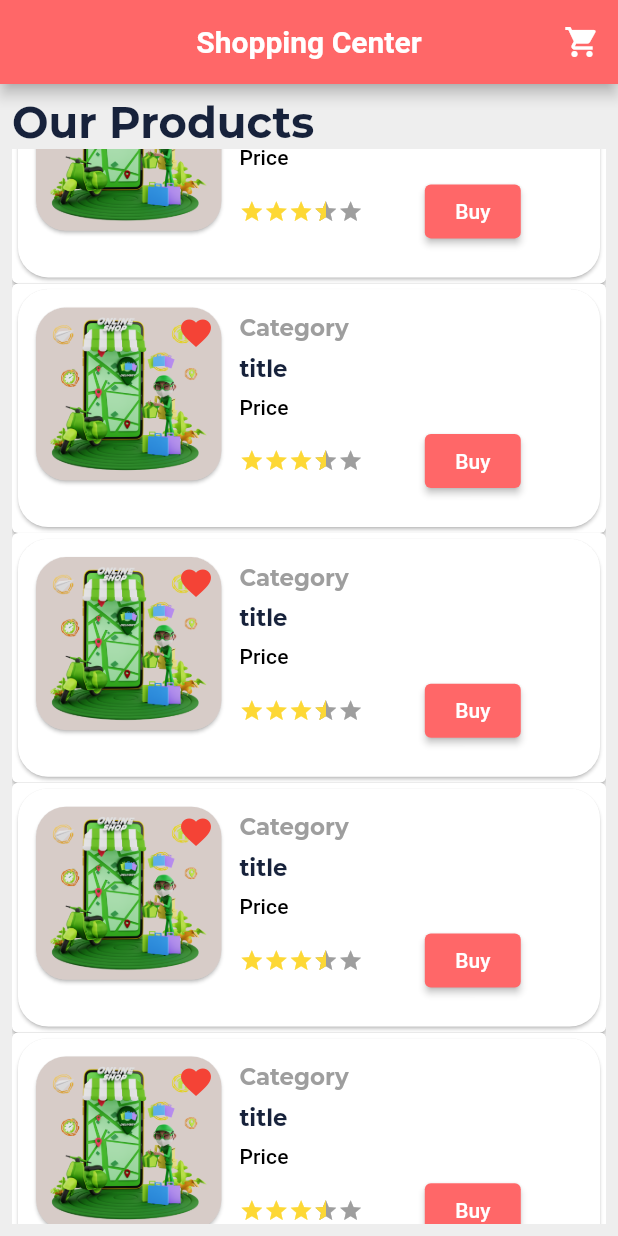
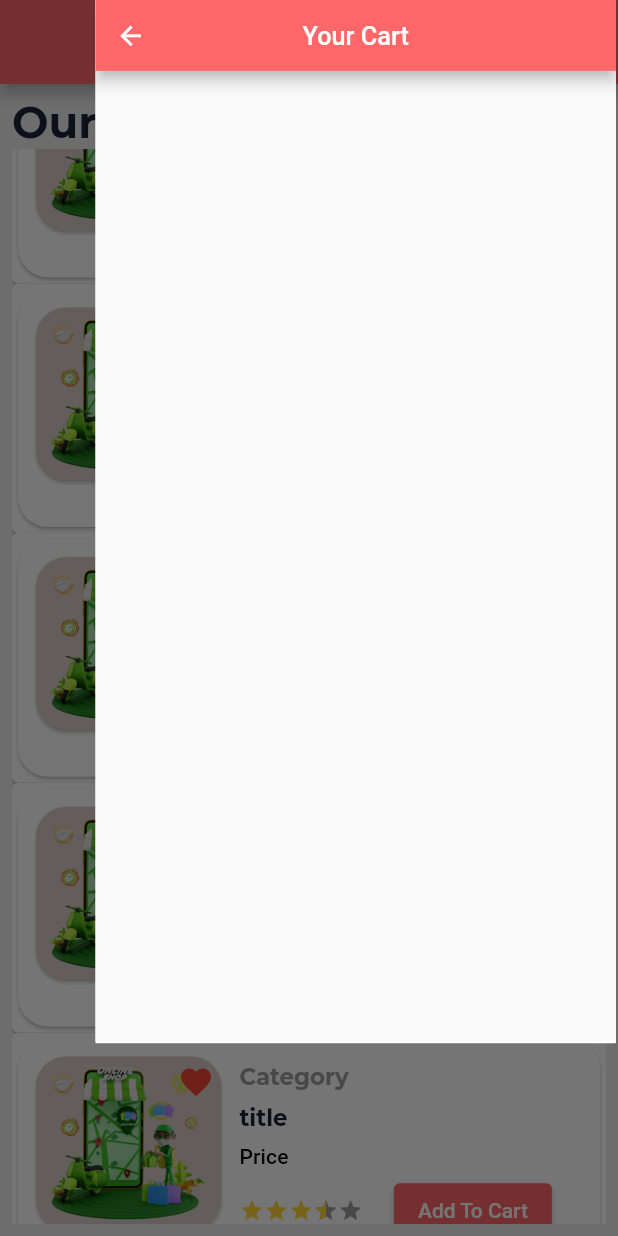
Before and after one commit to SyedAbdalAhmedShah/shoppingApp, a Flutter app: the screen it shows after launch, scrolled down 576 dp, after a tap on the "shopping cart" icon, on a phone screen of 412 x 824 dp. Run offline on Flutter 3.47's test engine with Material 2 defaults, Android fonts, the phone set to English and light mode, and no system bars; drawn by our look-alikes of flutter_rating_bar; our stand-ins replace google_fonts, responsive_sizer.

Commit message:
animation added with cart screen

```diff
--- a/lib/utils/strings.dart
+++ b/lib/utils/strings.dart
@@ -8,4 +8,6 @@ class Strings {
   static const String shoppingCenter = "Shopping Center";
   static const String ourProduct = "Our Products";
   static const String buy = "Buy";
+  static const String cart = "Your Cart";
+  static const String addToCart = "Add To Cart";
 }
--- /dev/null
+++ b/lib/views/cart_screen.dart
@@ -0,0 +1,18 @@
+import 'package:flutter/material.dart';
+import 'package:flutter/src/widgets/container.dart';
+import 'package:flutter/src/widgets/framework.dart';
+import 'package:flutter_application_1/utils/strings.dart';
+
+class CartScreen extends StatelessWidget {
+  const CartScreen({super.key});
+
+  @override
+  Widget build(BuildContext context) {
+    return Scaffold(
+      appBar: AppBar(
+        title: const Text(Strings.cart),
+        centerTitle: true,
+      ),
+    );
+  }
+}
--- a/lib/views/homepage.dart
+++ b/lib/views/homepage.dart
@@ -3,6 +3,7 @@ import 'package:flutter_application_1/utils/strings.dart';
 import 'package:flutter_application_1/widgets/product_item_widget.dart';
 import 'package:animations/animations.dart';
 
+import 'cart_screen.dart';
 import 'product_detail_screen.dart';
 
 class MyHomePage extends StatelessWidget {
@@ -19,7 +20,18 @@ class MyHomePage extends StatelessWidget {
         ),
         centerTitle: true,
         actions: [
-          IconButton(onPressed: () {}, icon: const Icon(Icons.shopping_cart))
+          Padding(
+            padding: const EdgeInsets.symmetric(horizontal: 8.0),
+            child: OpenContainer(
+                transitionDuration: const Duration(seconds: 2),
+                openElevation: 0,
+                closedColor: Colors.transparent,
+                closedElevation: 0,
+                closedBuilder: ((context, action) => const SizedBox(
+                      child: Icon(Icons.shopping_cart),
+                    )),
+                openBuilder: ((context, action) => const CartScreen())),
+          ),
         ],
       ),
       body: Padding(
--- a/lib/widgets/product_item_widget.dart
+++ b/lib/widgets/product_item_widget.dart
@@ -82,9 +82,11 @@ class ProductItem extends StatelessWidget {
                           onRatingUpdate: ((rating) =>
                               debugPrint('Rating is $rating'))),
                       CustomGap(
-                        width: Dimensions.w10,
+                        width: Dimensions.w5,
                       ),
-                      ElevatedButton(onPressed: () {}, child: Text(Strings.buy))
+                      ElevatedButton(
+                          onPressed: () {},
+                          child: const Text(Strings.addToCart))
                     ],
                   )
                 ],
```
